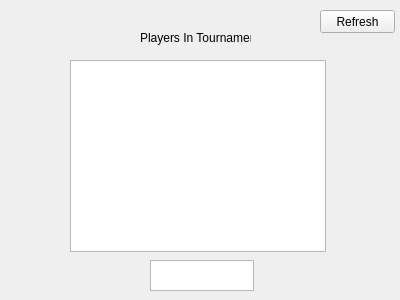
Above: tournamentRoster.ui from GFlores17/JackboxT.O.-GUI-Version before the change. Below: the same form after it.
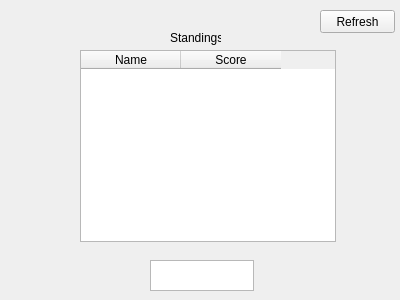
That is the form after the change.

```diff
--- a/tournamentRoster.ui
+++ b/tournamentRoster.ui
@@ -13,27 +13,17 @@
   <property name="windowTitle">
    <string>Form</string>
   </property>
-  <widget class="QListWidget" name="listWidget">
-   <property name="geometry">
-    <rect>
-     <x>70</x>
-     <y>60</y>
-     <width>256</width>
-     <height>192</height>
-    </rect>
-   </property>
-  </widget>
   <widget class="QLabel" name="label">
    <property name="geometry">
     <rect>
-     <x>140</x>
+     <x>170</x>
      <y>30</y>
-     <width>111</width>
+     <width>51</width>
      <height>16</height>
     </rect>
    </property>
    <property name="text">
-    <string>Players In Tournament</string>
+    <string>Standings</string>
    </property>
   </widget>
   <widget class="QPushButton" name="pushButton">
@@ -59,6 +49,40 @@
     </rect>
    </property>
   </widget>
+  <widget class="QTableWidget" name="tableWidget">
+   <property name="geometry">
+    <rect>
+     <x>80</x>
+     <y>50</y>
+     <width>256</width>
+     <height>192</height>
+    </rect>
+   </property>
+   <column>
+    <property name="text">
+     <string>Name</string>
+    </property>
+    <property name="background">
+     <color>
+      <red>170</red>
+      <green>85</green>
+      <blue>127</blue>
+     </color>
+    </property>
+   </column>
+   <column>
+    <property name="text">
+     <string>Score</string>
+    </property>
+    <property name="background">
+     <color>
+      <red>255</red>
+      <green>207</green>
+      <blue>244</blue>
+     </color>
+    </property>
+   </column>
+  </widget>
  </widget>
  <resources/>
  <connections/>
```
